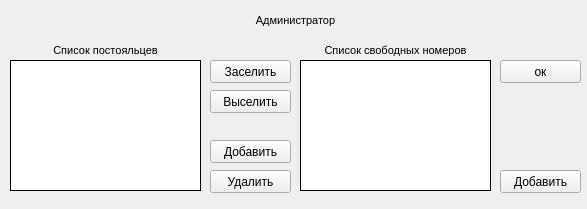
Qt form Admin.ui (AnastasiaPotapova/kd_nti_hotel_app) before a commit.
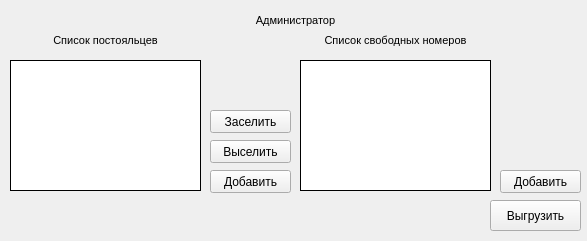
The same form after that commit.

The edit to the form file:
```diff
--- a/Admin.ui
+++ b/Admin.ui
@@ -7,7 +7,7 @@
     <x>0</x>
     <y>0</y>
     <width>587</width>
-    <height>209</height>
+    <height>241</height>
    </rect>
   </property>
   <property name="windowTitle">
@@ -40,7 +40,7 @@
    <property name="geometry">
     <rect>
      <x>210</x>
-     <y>60</y>
+     <y>110</y>
      <width>81</width>
      <height>23</height>
     </rect>
@@ -56,9 +56,9 @@
    <property name="geometry">
     <rect>
      <x>10</x>
-     <y>40</y>
+     <y>30</y>
      <width>191</width>
-     <height>21</height>
+     <height>31</height>
     </rect>
    </property>
    <property name="styleSheet">
@@ -110,7 +110,7 @@
    <property name="geometry">
     <rect>
      <x>210</x>
-     <y>90</y>
+     <y>140</y>
      <width>81</width>
      <height>23</height>
     </rect>
@@ -126,22 +126,6 @@
    <property name="geometry">
     <rect>
      <x>210</x>
-     <y>140</y>
-     <width>81</width>
-     <height>23</height>
-    </rect>
-   </property>
-   <property name="styleSheet">
-    <string notr="true"/>
-   </property>
-   <property name="text">
-    <string>Добавить</string>
-   </property>
-  </widget>
-  <widget class="QPushButton" name="btndelete_lodger">
-   <property name="geometry">
-    <rect>
-     <x>210</x>
      <y>170</y>
      <width>81</width>
      <height>23</height>
@@ -151,7 +135,7 @@
     <string notr="true"/>
    </property>
    <property name="text">
-    <string>Удалить</string>
+    <string>Добавить</string>
    </property>
   </widget>
   <widget class="QLabel" name="room_session">
@@ -189,9 +173,9 @@
    <property name="geometry">
     <rect>
      <x>300</x>
-     <y>40</y>
+     <y>30</y>
      <width>191</width>
-     <height>21</height>
+     <height>31</height>
     </rect>
    </property>
    <property name="styleSheet">
@@ -224,20 +208,43 @@
     <string>Добавить</string>
    </property>
   </widget>
-  <widget class="QPushButton" name="btn_checkin">
+  <widget class="QTextBrowser" name="status">
    <property name="geometry">
     <rect>
-     <x>500</x>
-     <y>60</y>
-     <width>81</width>
-     <height>23</height>
+     <x>20</x>
+     <y>200</y>
+     <width>461</width>
+     <height>41</height>
+    </rect>
+   </property>
+   <property name="styleSheet">
+    <string notr="true">background-color: transparent;</string>
+   </property>
+   <property name="frameShape">
+    <enum>QFrame::NoFrame</enum>
+   </property>
+   <property name="html">
+    <string>&lt;!DOCTYPE HTML PUBLIC &quot;-//W3C//DTD HTML 4.0//EN&quot; &quot;http://www.w3.org/TR/REC-html40/strict.dtd&quot;&gt;
+&lt;html&gt;&lt;head&gt;&lt;meta name=&quot;qrichtext&quot; content=&quot;1&quot; /&gt;&lt;style type=&quot;text/css&quot;&gt;
+p, li { white-space: pre-wrap; }
+&lt;/style&gt;&lt;/head&gt;&lt;body style=&quot; font-family:'Ubuntu'; font-size:11pt; font-weight:400; font-style:normal;&quot;&gt;
+&lt;p align=&quot;center&quot; style=&quot;-qt-paragraph-type:empty; margin-top:0px; margin-bottom:0px; margin-left:0px; margin-right:0px; -qt-block-indent:0; text-indent:0px;&quot;&gt;&lt;br /&gt;&lt;/p&gt;&lt;/body&gt;&lt;/html&gt;</string>
+   </property>
+  </widget>
+  <widget class="QPushButton" name="btnto_csv">
+   <property name="geometry">
+    <rect>
+     <x>490</x>
+     <y>200</y>
+     <width>91</width>
+     <height>31</height>
     </rect>
    </property>
    <property name="styleSheet">
     <string notr="true"/>
    </property>
    <property name="text">
-    <string>ок</string>
+    <string>Выгрузить</string>
    </property>
   </widget>
  </widget>
```
Left out of the diff: 6 changed lines with no effect on the pictures.
